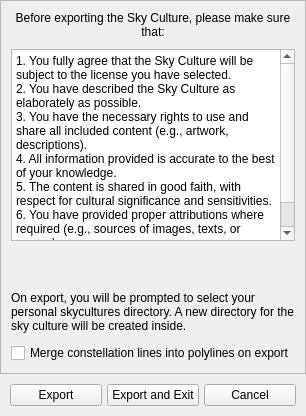
Qt form plugins/SkyCultureMaker/src/gui/scmSkyCultureExportDialog.ui (sunshuwei/stellarium) before a commit.
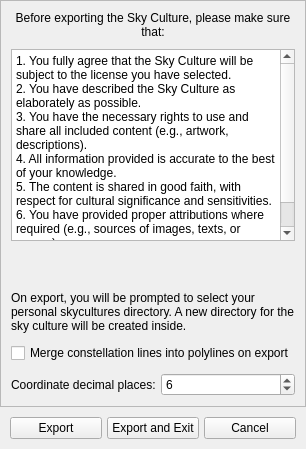
The same form after that commit. Custom widgets are drawn as their Qt base class.

The edit to the form file:
```diff
--- a/plugins/SkyCultureMaker/src/gui/scmSkyCultureExportDialog.ui
+++ b/plugins/SkyCultureMaker/src/gui/scmSkyCultureExportDialog.ui
@@ -128,6 +128,33 @@
         </property>
        </widget>
       </item>
+      <item>
+       <layout class="QHBoxLayout" name="coordinateDecimalsLayout">
+        <property name="spacing">
+         <number>5</number>
+        </property>
+        <item>
+         <widget class="QLabel" name="coordinateDecimalsLbl">
+          <property name="text">
+           <string>Coordinate decimal places:</string>
+          </property>
+         </widget>
+        </item>
+        <item>
+         <widget class="QSpinBox" name="coordinateDecimalsSB">
+          <property name="minimum">
+           <number>1</number>
+          </property>
+          <property name="maximum">
+           <number>10</number>
+          </property>
+          <property name="value">
+           <number>6</number>
+          </property>
+         </widget>
+        </item>
+       </layout>
+      </item>
      </layout>
     </widget>
    </item>
```
